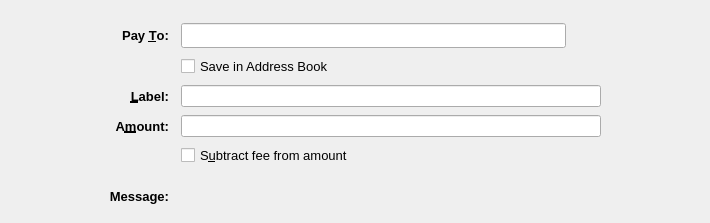
The window that src/qt/forms/sendcoinsentry.ui (navcoin/navcoin-core) describes before a commit, drawn with Qt 5.
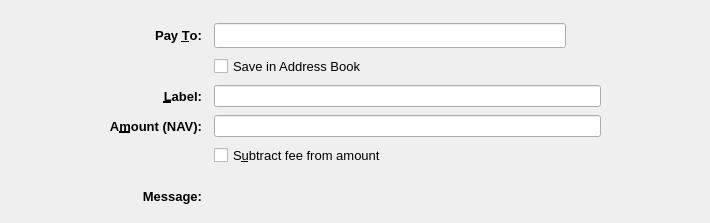
The same window after the commit. Icons and pictures are not drawn. Custom widgets are drawn as their Qt base class.

Commit message: gui: adds nav label to amount field

The edit to the form file:
```diff
--- a/src/qt/forms/sendcoinsentry.ui
+++ b/src/qt/forms/sendcoinsentry.ui
@@ -199,7 +199,7 @@
        </font>
       </property>
       <property name="text">
-       <string>A&amp;mount:</string>
+       <string>A&amp;mount (NAV):</string>
       </property>
       <property name="alignment">
        <set>Qt::AlignRight|Qt::AlignTrailing|Qt::AlignVCenter</set>
```
